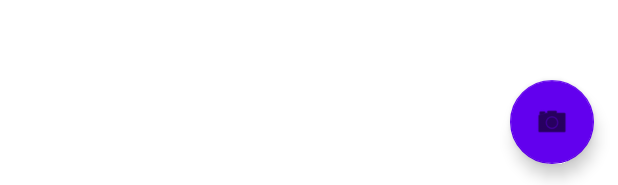
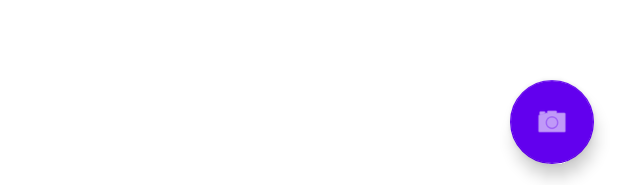
Before and after one commit to CedricLphn/project-android-l3-scan-group1, an Android app: the layout activity_picture_list.xml on its own in the app's theme, with its tools: preview values and no code run, on a phone screen of 412 x 824 dp. Shown: the part 1048-1233 px from the top of the screen. Run offline under Robolectric (Android 15) with nearby library versions, the phone set to English and light mode, and no system bars.

Commit message:
fix: fab icon color

```diff
--- a/app/src/main/res/layout/activity_picture_list.xml
+++ b/app/src/main/res/layout/activity_picture_list.xml
@@ -23,6 +23,8 @@
         android:layout_marginRight="16dp"
         android:layout_marginBottom="16dp"
         android:clickable="true"
+        app:tint="@android:color/white"
+
         app:backgroundTint="?attr/colorPrimary"
         app:layout_constraintBottom_toBottomOf="parent"
         app:layout_constraintEnd_toEndOf="parent"
```
